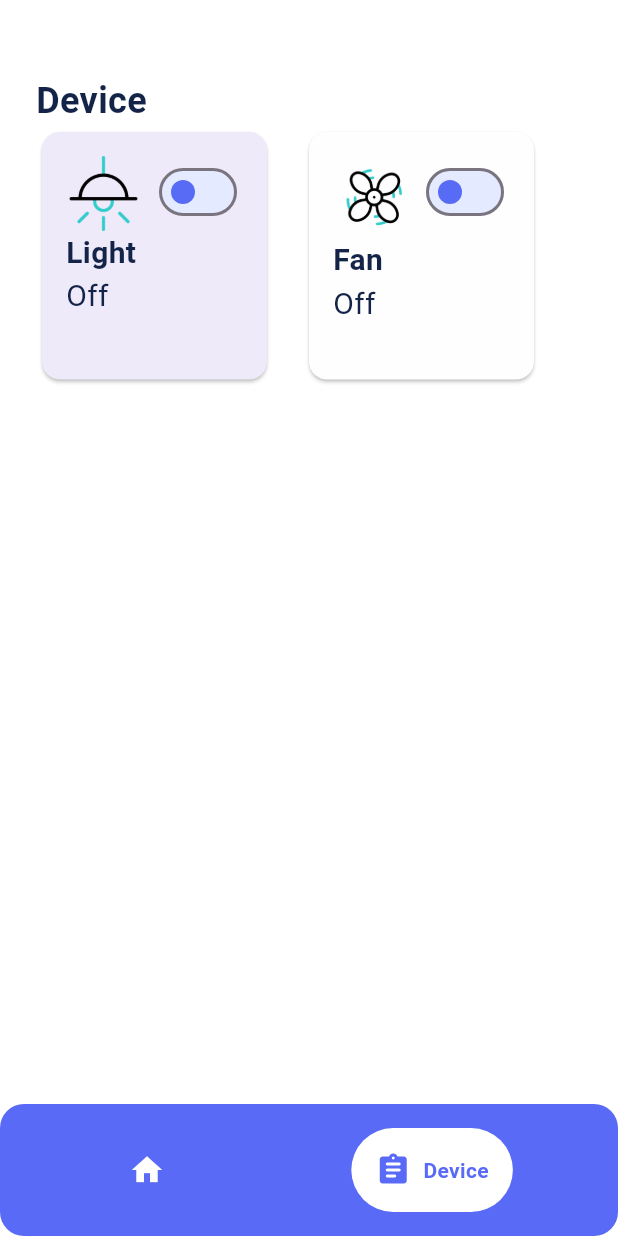
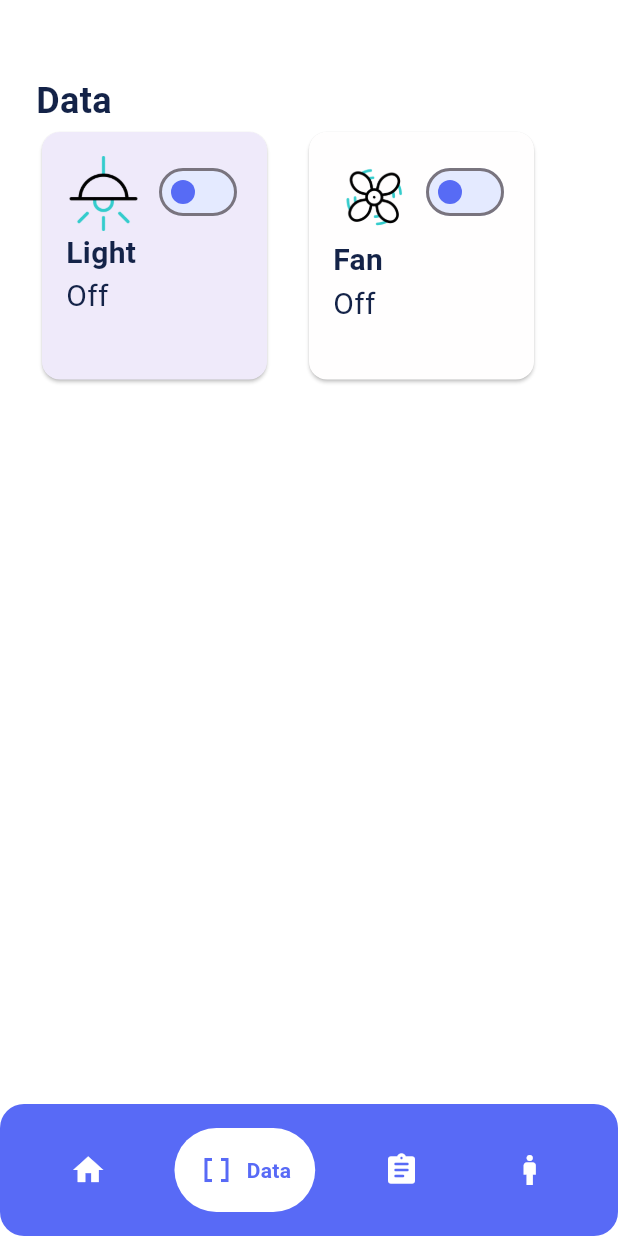
Before and after one commit to h04nd1nh/Mobile-App-Smart-Home, a Flutter app: the BottomTabBar screen opened by its route, item 2 of the bottom bar chosen, on a phone screen of 412 x 824 dp. Run offline on Flutter 3.47's test engine with Material 3 defaults, Android fonts, the phone set to English and light mode, and no system bars; drawn by our look-alikes of google_nav_bar; our stand-ins replace device_preview, fl_chart, flutter_bloc, flutter_svg, go_router, shared_preferences; accounts and stored records are empty.

Commit message:
update bottom-nav-bar

```diff
--- a/lib/pages/bottom_tab_bar.dart
+++ b/lib/pages/bottom_tab_bar.dart
@@ -1,8 +1,10 @@
 import 'package:flutter/material.dart';
+import 'package:google_nav_bar/google_nav_bar.dart';
 
-import 'package:google_nav_bar/google_nav_bar.dart';
-import '../pages/home_page/home_page.dart';
-import '../pages/device_page/device_page.dart';
+import 'home_page/home_page.dart';
+import 'data_page/data_page.dart';
+import 'action_page/action_page.dart';
+import 'profile_page/profile_page.dart';
 
 class BottomTabBar extends StatefulWidget {
   const BottomTabBar({super.key});
@@ -43,8 +45,16 @@ class _BottomTabBar extends State<BottomTabBar> {
                 text: 'Home',
               ),
               GButton(
+                icon: Icons.data_array,
+                text: 'Data',
+              ),
+              GButton(
                 icon: Icons.assignment_rounded,
-                text: 'Device',
+                text: 'History',
+              ),
+              GButton(
+                icon: Icons.man,
+                text: 'Profile',
               ),
             ],
           ),
@@ -54,7 +64,9 @@ class _BottomTabBar extends State<BottomTabBar> {
         index: indexPage,
         children: const [
           HomePage(),
-          DevicePage(),
+          DataPage(),
+          ActionHistoryPage(),
+          ProfilePage(),
         ],
       ),
     );
--- a/lib/pages/device_page/device_page.dart
+++ b/lib/pages/data_page/data_page.dart
@@ -1,13 +1,13 @@
 import 'package:flutter/material.dart';
 
-class DevicePage extends StatefulWidget {
-  const DevicePage({super.key});
+class DataPage extends StatefulWidget {
+  const DataPage({super.key});
 
   @override
-  State<DevicePage> createState() => _DevicePage();
+  State<DataPage> createState() => _DataPage();
 }
 
-class _DevicePage extends State<DevicePage> {
+class _DataPage extends State<DataPage> {
   bool lighSwitched = false;
   String lightStatus = 'Off';
   bool fanSwitched = false;
@@ -22,7 +22,7 @@ class _DevicePage extends State<DevicePage> {
           crossAxisAlignment: CrossAxisAlignment.start,
           children: <Widget>[
             const Text(
-              'Device',
+              'Data',
               style: TextStyle(
                 fontSize: 24,
                 fontWeight: FontWeight.w700,
```
Also changed, not shown: lib/pages/action_page/action_page.dart (added, +18 -0 lines), lib/pages/profile_page/profile_page.dart (added, +18 -0 lines).
